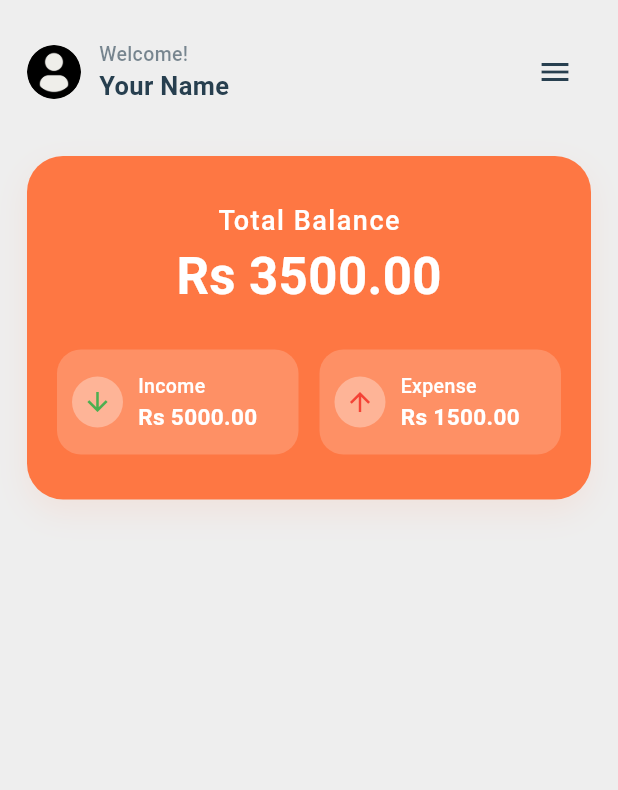
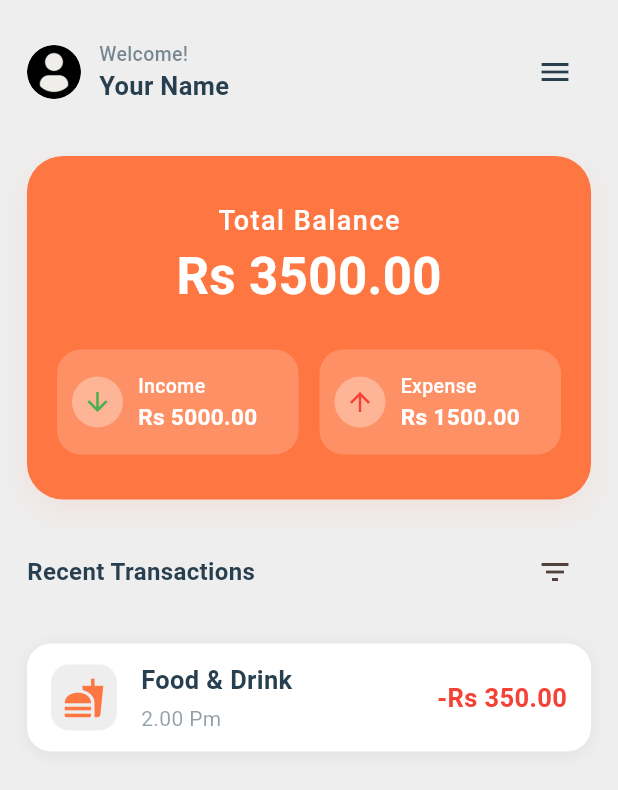
Before and after one commit to chamudithaperera/Flutter-Dart-project-10-Money-Manager-app, a Flutter app: the HomePage screen opened by its route, on a phone screen of 412 x 824 dp. Shown: the top 790 px of the screen. Run offline on Flutter 3.47's test engine with Material 3 defaults, Android fonts, the phone set to English and light mode, and no system bars; our stand-ins replace shared_preferences; accounts and stored records are empty.

Commit message:
Add darkGray color to AppColors and implement Recent Transactions section in HomePage, enhancing financial overview with transaction details for improved user experience.

```diff
--- a/money_manager/lib/app_colors.dart
+++ b/money_manager/lib/app_colors.dart
@@ -9,6 +9,7 @@ class AppColors {
 
   // Background Colors
   static const Color lightGray = Color(0xFFEFEEEA);
+  static const Color darkGray = Color(0xFFFDFBEE);
   static const Color veryLightGray = Color(0xFFEEEEEE);
 
   // Theme Data
--- a/money_manager/lib/pages/homePage.dart
+++ b/money_manager/lib/pages/homePage.dart
@@ -1,6 +1,7 @@
 import 'package:flutter/material.dart';
 import '../app_colors.dart';
 import '../widgets/total_balance_card.dart';
+import '../widgets/transaction_item.dart';
 
 class HomePage extends StatelessWidget {
   const HomePage({super.key});
@@ -60,7 +61,33 @@ class HomePage extends StatelessWidget {
                 income: 'Rs 5000.00',
                 expense: 'Rs 1500.00',
               ),
-              // Add more widgets below as needed
+              const SizedBox(height: 24),
+
+              // Recent Transactions
+              Row(
+                mainAxisAlignment: MainAxisAlignment.spaceBetween,
+                children: [
+                  Text(
+                    'Recent Transactions',
+                    style: TextStyle(
+                      fontSize: 16,
+                      fontWeight: FontWeight.w600,
+                      color: AppColors.darkBlue,
+                    ),
+                  ),
+                  IconButton(icon: Icon(Icons.filter_list), onPressed: () {}),
+                ],
+              ),
+              const SizedBox(height: 16),
+
+              // Recent Transactions List
+              TransactionItem(
+                icon: Icons.fastfood,
+                title: 'Food & Drink',
+                time: '2.00 Pm',
+                amount: '-\R\s 350.00',
+                isExpense: true,
+              ),
             ],
           ),
         ),
--- /dev/null
+++ b/money_manager/lib/widgets/transaction_item.dart
@@ -0,0 +1,91 @@
+import 'package:flutter/material.dart';
+import '../app_colors.dart';
+
+class TransactionItem extends StatelessWidget {
+  final IconData icon;
+  final String title;
+  final String time;
+  final String amount;
+  final bool isExpense;
+
+  const TransactionItem({
+    super.key,
+    required this.icon,
+    required this.title,
+    required this.time,
+    required this.amount,
+    this.isExpense = true,
+  });
+
+  @override
+  Widget build(BuildContext context) {
+    return Container(
+      height: 72,
+      width: double.infinity,
+      margin: const EdgeInsets.symmetric(vertical: 8),
+      padding: const EdgeInsets.symmetric(horizontal: 16, vertical: 12),
+      decoration: BoxDecoration(
+        color: Colors.white,
+        borderRadius: BorderRadius.circular(16),
+        boxShadow: [
+          BoxShadow(
+            color: Colors.black.withOpacity(0.06),
+            blurRadius: 8,
+            offset: const Offset(0, 2),
+          ),
+        ],
+      ),
+      child: Row(
+        children: [
+          // Leading icon in rounded square
+          Container(
+            width: 44,
+            height: 44,
+            decoration: BoxDecoration(
+              color: AppColors.veryLightGray,
+              borderRadius: BorderRadius.circular(12),
+            ),
+            child: Center(
+              child: Icon(icon, color: AppColors.primaryOrange, size: 28),
+            ),
+          ),
+          const SizedBox(width: 16),
+          // Title and subtitle
+          Expanded(
+            child: Column(
+              crossAxisAlignment: CrossAxisAlignment.start,
+              mainAxisAlignment: MainAxisAlignment.center,
+              children: [
+                Text(
+                  title,
+                  style: const TextStyle(
+                    fontWeight: FontWeight.bold,
+                    fontSize: 17,
+                    color: AppColors.darkBlue,
+                  ),
+                ),
+                const SizedBox(height: 4),
+                Text(
+                  time,
+                  style: TextStyle(
+                    fontSize: 14,
+                    color: AppColors.darkBlue.withOpacity(0.5),
+                  ),
+                ),
+              ],
+            ),
+          ),
+          // Amount
+          Text(
+            amount,
+            style: TextStyle(
+              fontWeight: FontWeight.bold,
+              fontSize: 17,
+              color: isExpense ? Colors.red : Colors.green,
+            ),
+          ),
+        ],
+      ),
+    );
+  }
+}
```
